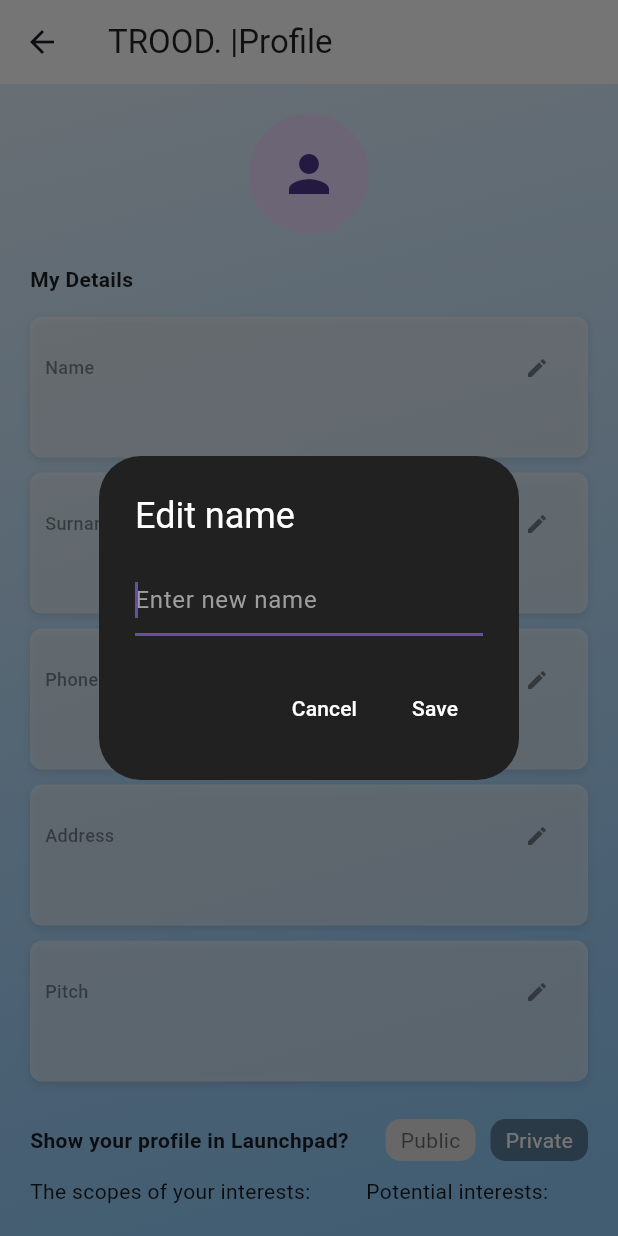
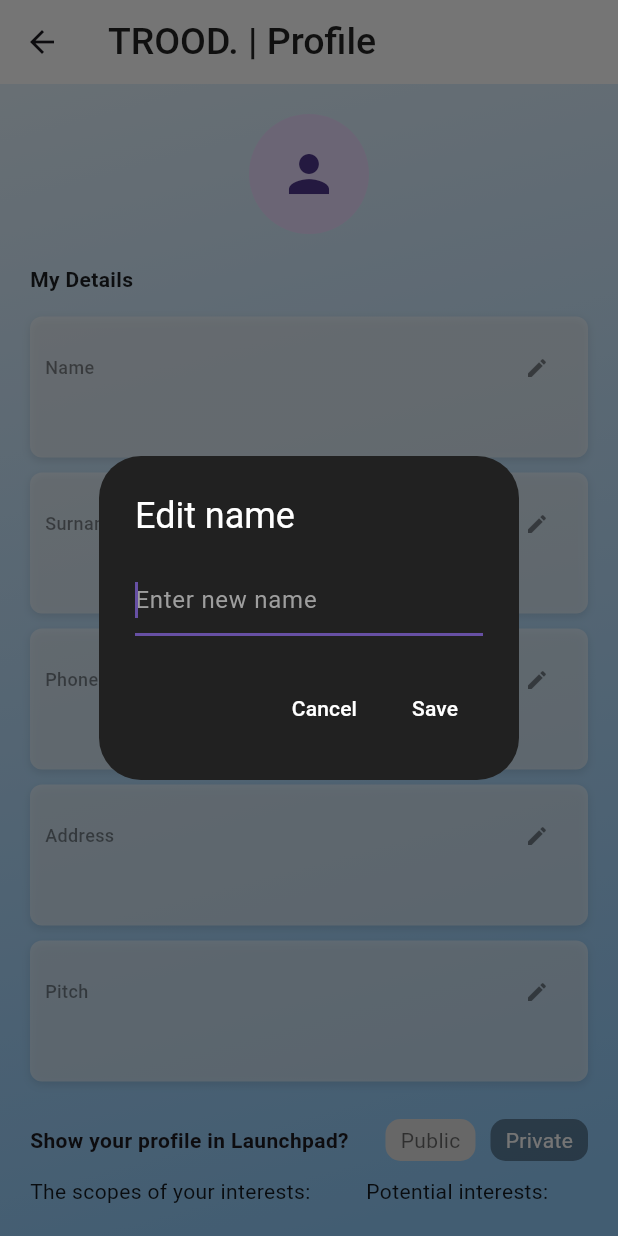
Before and after one commit to Anvarjon7/user_profile_auth, a Flutter app: the ProfilePage screen opened directly, after a tap on the "edit" icon, on a phone screen of 412 x 824 dp. Run offline on Flutter 3.47's test engine with Material 3 defaults, Android fonts, the phone set to English and light mode, and no system bars; our stand-ins replace cloud_firestore, firebase_auth, firebase_core, image_picker; accounts and stored records are empty.

Commit message:
little refactoring

```diff
--- a/lib/pages/home_page.dart
+++ b/lib/pages/home_page.dart
@@ -59,7 +59,7 @@
       backgroundColor: Colors.grey[300],
       appBar: AppBar(
         title: Text("The Wall"),
-        backgroundColor: Colors.blue,
+        backgroundColor: Colors.blue[200],
       ),
       body: Center(
         child: Column(
--- a/lib/pages/profile_page.dart
+++ b/lib/pages/profile_page.dart
@@ -72,7 +72,7 @@
   Future<void> editField(String field, String currentValue) async {
     String newValue = currentValue;
 
-    await showDialog(
+    newValue = await showDialog<String>(
           context: context,
           builder: (context) => AlertDialog(
             backgroundColor: Colors.grey[900],
@@ -85,10 +85,12 @@
               style: TextStyle(color: Colors.white),
               decoration: InputDecoration(
                 hintText: "Enter new $field",
-              hintStyle: TextStyle(color: Colors.grey)),
+                hintStyle: TextStyle(color: Colors.grey),
+              ),
               onChanged: (value) {
                 newValue = value;
               },
+              controller: TextEditingController(text: currentValue),
             ),
             actions: [
               // cancel button
@@ -110,12 +112,33 @@
               ),
             ],
           ),
-    );
+        ) ??
+        currentValue;
 
-//update in firestore
     if (newValue.trim().isNotEmpty && newValue != currentValue) {
-      //only update if there is something in the textfield
-      await usersCollection.doc(currentUser.email).update({field: newValue});
+      print('Updating field: $field');
+      print('New value: $newValue');
+      try {
+        // update Firestore based on the field type.
+        if (field == 'pitch') {
+          // if it's pitch, treat it as a list of strings.
+          final updatedPitchList =
+              newValue.split(',').map((e) => e.trim()).toList();
+          await usersCollection
+              .doc(currentUser.email)
+              .update({field: updatedPitchList});
+        } else {
+          // for other fields (name, surname, etc.), treat it as a single string.
+          await usersCollection
+              .doc(currentUser.email)
+              .update({field: newValue});
+        }
+
+        // refresh UI to show updated value.
+        setState(() {});
+      } catch (e) {
+        print("Error updating field: $e");
+      }
     }
   }
 
@@ -124,8 +147,12 @@
     return Scaffold(
       appBar: AppBar(
         title: const Text(
-          "TROOD. |Profile ",
-          style: TextStyle(color: Colors.black87),
+          "TROOD. | Profile ",
+          style: TextStyle(
+              color: Colors.black87,
+              fontSize: 25,
+              fontWeight: FontWeight.w500,
+             ),
         ),
         backgroundColor: Colors.white,
       ),
```
Lines whose indentation alone changed are shown as unchanged.
